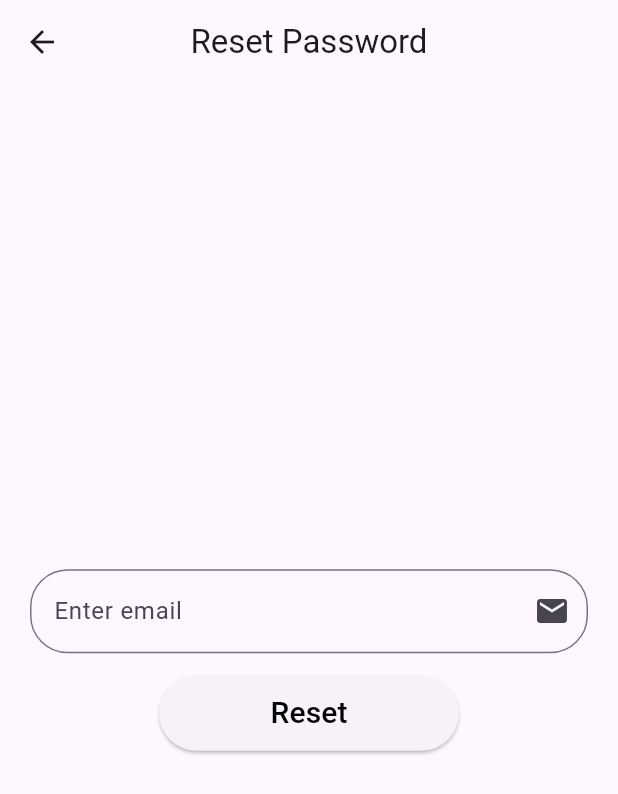
After one commit to iamkrishnagupta/flutterbase, a Flutter app: the screen it shows after launch, after a tap on "Forgot Password?", on a phone screen of 412 x 824 dp. The commit adds this screen. Shown: the top 794 px of the screen. Run offline on Flutter 3.47's test engine with Material 3 defaults, Android fonts, the phone set to English and light mode, and no system bars; our stand-ins replace firebase_auth, firebase_core; accounts and stored records are empty.

Commit message:
Reset Password Done

```diff
--- a/lib/Auth/loginpage.dart
+++ b/lib/Auth/loginpage.dart
@@ -1,4 +1,5 @@
 import 'package:flutter/material.dart';
+import 'package:flutterbase/Auth/resetpassword.dart';
 import 'package:flutterbase/Auth/signuppage.dart';
 import 'package:flutterbase/Components/ui_components.dart';
 import 'package:firebase_auth/firebase_auth.dart';
@@ -50,7 +51,7 @@ class _LoginPageState extends State<LoginPage> {
         centerTitle: true,
       ),
       body: Padding(
-        padding: const EdgeInsets.all(12.0),
+        padding: const EdgeInsets.all(20.0),
         child: Center(
           child: Column(
             mainAxisAlignment: MainAxisAlignment.center,
@@ -102,9 +103,20 @@ class _LoginPageState extends State<LoginPage> {
                       );
                     },
                     child: const Text('Try Signing Up!'),
+                  ),
+                ],
+              ),
+              TextButton(
+                    onPressed: () {
+                      Navigator.push(
+                        context,
+                        MaterialPageRoute(
+                          builder: (context) => const ResetPassword(),
+                        ),
+                      );
+                    },
+                    child: const Text('Forgot Password?'),
                   )
-                ],
-              )
             ],
           ),
         ),
--- /dev/null
+++ b/lib/Auth/resetpassword.dart
@@ -0,0 +1,57 @@
+import 'package:firebase_auth/firebase_auth.dart';
+import 'package:flutter/material.dart';
+import 'package:flutterbase/Components/ui_components.dart';
+
+class ResetPassword extends StatefulWidget {
+  const ResetPassword({super.key});
+
+  @override
+  State<ResetPassword> createState() => _ResetPasswordState();
+}
+
+class _ResetPasswordState extends State<ResetPassword> {
+  TextEditingController emailController = TextEditingController();
+  resetPassword(String email) async {
+    email != null
+        ? FirebaseAuth.instance.sendPasswordResetEmail(email: email)
+        : Components.customAlertBox(
+            context,
+            'Enter an email',
+          );
+  }
+
+  @override
+  Widget build(BuildContext context) {
+    return Scaffold(
+      appBar: AppBar(
+        title: const Text('Reset Password'),
+        centerTitle: true,
+      ),
+      body: Padding(
+        padding: const EdgeInsets.all(20.0),
+        child: Center(
+          child: SingleChildScrollView(
+            child: Column(
+              children: [
+                Components.customTextField(
+                  emailController,
+                  "Enter email",
+                  Icons.mail,
+                  false,
+                ),
+                const SizedBox(
+                  height: 15,
+                ),
+                Components.customButton(() {
+                  resetPassword(
+                    emailController.text.trim(),
+                  );
+                }, 'Reset')
+              ],
+            ),
+          ),
+        ),
+      ),
+    );
+  }
+}
--- a/lib/Auth/signuppage.dart
+++ b/lib/Auth/signuppage.dart
@@ -53,7 +53,7 @@ class _SignupPageState extends State<SignupPage> {
         centerTitle: true,
       ),
       body: Padding(
-        padding: const EdgeInsets.all(12.0),
+        padding: const EdgeInsets.all(20.0),
         child: Center(
           child: SingleChildScrollView(
             child: Column(
```
